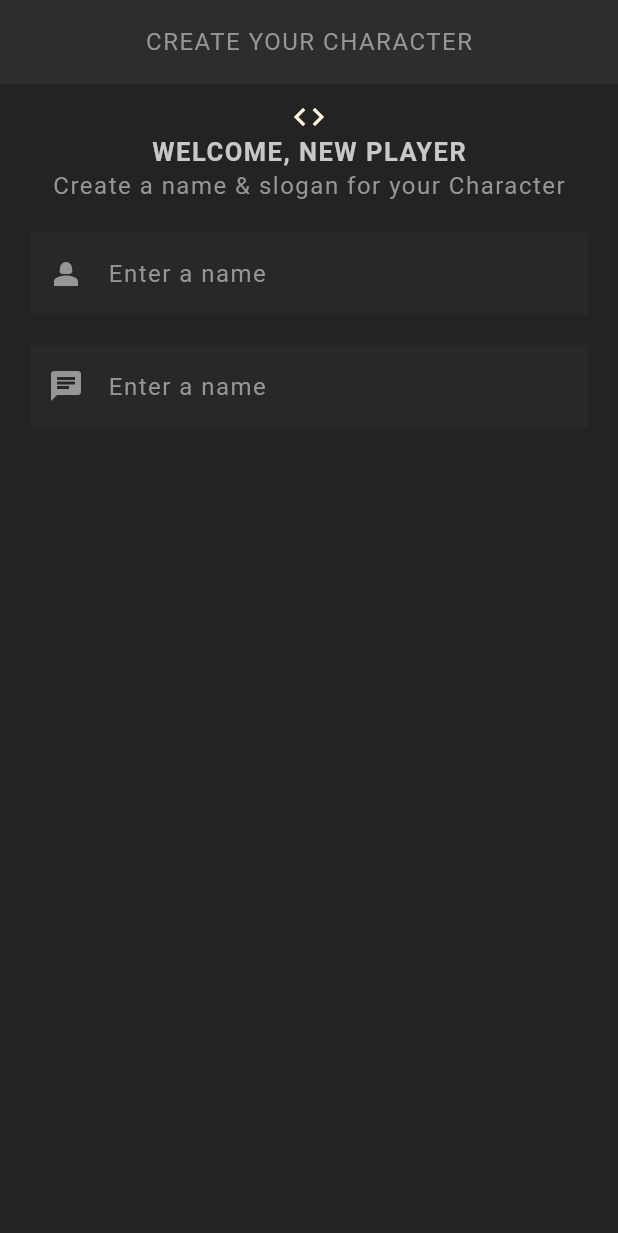
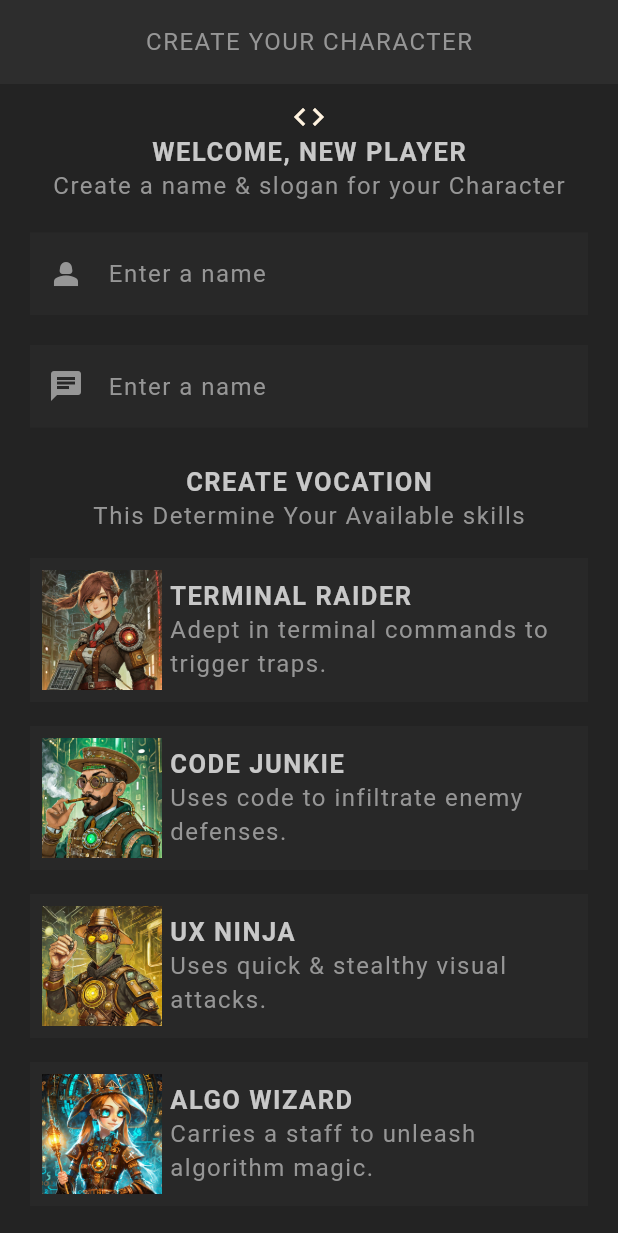
Before and after one commit to Edetmanchi/Role_playing_game-App, a Flutter app: the screen it shows after launch, on a phone screen of 412 x 824 dp. Shown: the top 1233 px of the screen. Run offline on Flutter 3.47's test engine with Material 3 defaults, Android fonts, the light colour scheme and no system bars; our stand-ins replace google_fonts; Roboto replaces fonts that are missing (Kanit).

Commit message:
ontab fuction added to each all character to triggers when clicked on

```diff
--- a/rpg_characters/lib/screens/create/create_character.dart
+++ b/rpg_characters/lib/screens/create/create_character.dart
@@ -1,5 +1,8 @@
 import 'package:flutter/material.dart';
 import 'package:flutter/services.dart';
+import 'package:rpg_characters/models/vocation.dart';
+import 'package:rpg_characters/screens/create/vocation_card.dart';
+import 'package:rpg_characters/shared/styled_buttons.dart';
 import 'package:rpg_characters/shared/styled_text.dart';
 import 'package:google_fonts/google_fonts.dart';
 import 'package:rpg_characters/theme/theme.dart';
@@ -24,6 +27,30 @@ class _CreateCharacterState extends State<CreateCharacter> {
     }
 
 
+
+    handleFormSubmit(){
+      if(_textControllers.text.trim().isEmpty){
+        print('Error, Please enter name');
+        return;
+
+      }
+      if(_sloganControllers.text.trim().isEmpty){
+        print('Eror, please enter slogan');
+        return;
+      }
+      return;
+    }
+
+     // ontap function that triggers when the vocation card is fired
+      Vocation selectedVocation = Vocation.junkie;
+    void updateVocation (Vocation vocation){
+      setState(() {
+        selectedVocation = vocation;
+      });
+
+    }
+
+
   @override
   Widget build(BuildContext context) {
     return Scaffold(
@@ -34,6 +61,7 @@ class _CreateCharacterState extends State<CreateCharacter> {
       body:
       Container(
         padding: const EdgeInsets.symmetric(vertical: 10, horizontal: 20),
+        child: SingleChildScrollView(
           child: Center(
               child: Column(
                 children: [
@@ -66,16 +94,47 @@ class _CreateCharacterState extends State<CreateCharacter> {
                       prefixIcon: Icon(Icons.chat),
                       label: StyledText('Enter a name'),
                     ),
+                  ),
+
+                  const SizedBox(height: 25,),
+                  const Center(child:
+                    StyledHeading('Create Vocation'),
+                  ),
+                  const Center(child:
+                    StyledText('This Determine Your Available skills'),
+                  ),
+                  const SizedBox(height: 17,),
+
+                    // calling the each charater with thier vocations fron the vocation card
+                    VocationCard(
+                      onTap: updateVocation,
+                      vocation: Vocation.raider,
+                    ),
+                    VocationCard(
+                      onTap: updateVocation,
+                      vocation: Vocation.junkie,
+                    ),
+                    VocationCard(
+                      onTap: updateVocation,
+                      vocation: Vocation.ninja,
+                    ),
+                    VocationCard(
+                      onTap: updateVocation,
+                      vocation: Vocation.wizard,
+                    ),
+
+                  StyledButton(
+                    onPressed: handleFormSubmit,
+                    child:const StyledText('Create Character')
                   )
-
 
                 ],
               ),
 
             ),
+        ),
 
-      )
-      ,
+        ),
       );
   }
 }
--- /dev/null
+++ b/rpg_characters/lib/screens/create/vocation_card.dart
@@ -0,0 +1,54 @@
+import 'package:flutter/material.dart';
+import 'package:rpg_characters/models/vocation.dart';
+import 'package:rpg_characters/shared/styled_text.dart';
+
+class VocationCard extends StatelessWidget {
+  const VocationCard({
+    super.key,
+    required this.vocation,
+    required this.onTap,
+    });
+
+    final Vocation vocation;
+    final void Function(Vocation) onTap;
+
+
+  @override
+  Widget build(BuildContext context) {
+    return GestureDetector(
+      onTap: (){
+        onTap(vocation);
+        print('character has been clicked ${vocation.title}');
+      },
+      child: Card(
+        child: Padding(
+            padding:const EdgeInsets.all(8),
+            child: Row(
+              children: [
+                Image.asset('assets/img/vocations/${vocation.image}',
+                width: 80,
+                colorBlendMode: BlendMode.color,
+                ),
+
+                const SizedBox(width: 5,),
+
+                Expanded(
+                  child: Column(
+                    crossAxisAlignment: CrossAxisAlignment.start,
+                      children: [
+                        StyledHeading(vocation.title),
+                        StyledText(vocation.description,),
+
+                      ],
+                    ),
+                )
+              ],
+
+
+            ),
+          ),
+      ),
+    );
+
+  }
+}
```
Lines whose indentation alone changed are shown as unchanged.
